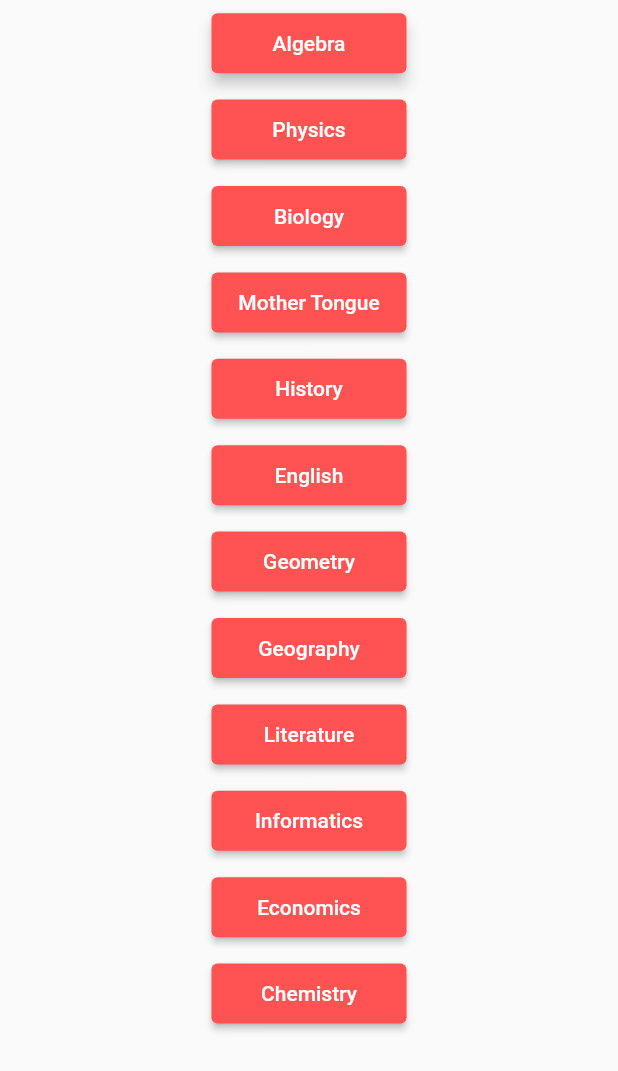
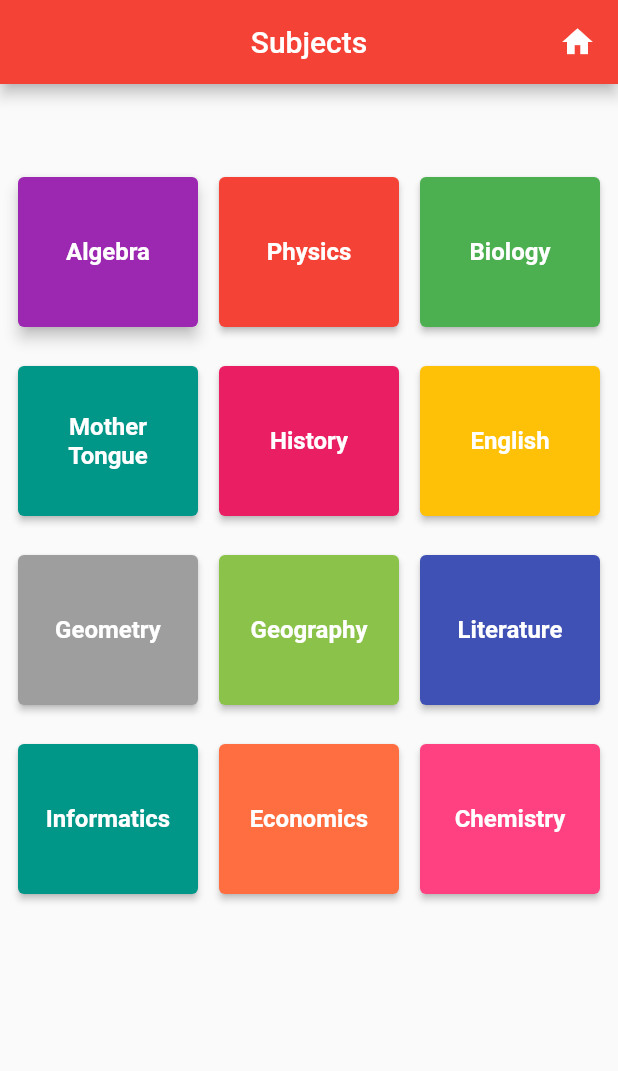
Before and after one commit to OzodTagoevSh/e_journal, a Flutter app: the SubjectInfo screen opened directly, on a phone screen of 412 x 824 dp. Shown: the top 1071 px of the screen. Run offline on Flutter 3.47's test engine with Material 2 defaults, Android fonts, the phone set to English and light mode, and no system bars; our stand-ins replace cloud_firestore, firebase_core, firebase_database; missing offline and left inert: horizontal_data_table; accounts and stored records are empty.

Commit message:
Creation of grades pages!

```diff
--- /dev/null
+++ b/lib/grade/grade.dart
@@ -0,0 +1,25 @@
+import 'package:flutter/material.dart';
+
+class Grade extends StatefulWidget {
+
+  final String subject;
+
+  Grade({required this.subject});
+
+  @override
+  _GradeState createState() => _GradeState();
+}
+
+class _GradeState extends State<Grade> {
+  @override
+  Widget build(BuildContext context) {
+    return Scaffold(
+      appBar: AppBar(
+        title: Text('Grades from ${widget.subject}'),
+        centerTitle: true,
+        titleSpacing: 3,
+        backgroundColor: Colors.red,
+      ),
+    );
+  }
+}
--- a/lib/pages/home.dart
+++ b/lib/pages/home.dart
@@ -1,4 +1,5 @@
 import 'package:e_journal/pages/student_table.dart';
+import 'package:e_journal/pages/subject.dart';
 import 'package:flutter/material.dart';
 
 class Home extends StatefulWidget {
@@ -48,7 +49,7 @@ class _HomeState extends State<Home> {
                   backgroundColor: MaterialStateProperty.all<Color>(Colors.teal),
                 ),
                 onPressed: () {
-
+                  Navigator.of(context).pushReplacement(MaterialPageRoute(builder: (context) => const SubjectInfo()));
                 },
                 child: const Text('Grades', style: TextStyle(fontSize: 25.0, fontWeight: FontWeight.w600),)),
           ),
--- /dev/null
+++ b/lib/pages/subject.dart
@@ -0,0 +1,105 @@
+import 'package:e_journal/grade/grade.dart';
+import 'package:e_journal/pages/home.dart';
+import 'package:e_journal/student/student.dart';
+import 'package:flutter/material.dart';
+
+class Subject extends StatefulWidget {
+
+  final String subject;
+  final Color color;
+  const Subject({required this.subject, required this.color});
+
+  @override
+  State<Subject> createState() => _SubjectState();
+}
+
+class _SubjectState extends State<Subject> {
+  @override
+  Widget build(BuildContext context) {
+    return Center(
+      child: ElevatedButton(
+        onPressed: () {
+          Navigator.push(context, MaterialPageRoute(builder: (context) => Grade(subject: widget.subject)));
+        },
+        child: Text(widget.subject, textAlign: TextAlign.center, style: const TextStyle(fontSize: 16.0, fontWeight: FontWeight.bold),),
+        autofocus: true,
+        style: ButtonStyle(
+          backgroundColor: MaterialStateProperty.all<Color>(widget.color),
+          fixedSize: MaterialStateProperty.all(const Size(120.0, 100.0)),
+        ),
+      ),
+    );
+  }
+}
+
+class SubjectInfo extends StatelessWidget {
+  const SubjectInfo({Key? key}) : super(key: key);
+
+  @override
+  Widget build(BuildContext context) {
+    return Scaffold(
+      appBar: AppBar(
+        title: const Text('Subjects'),
+        centerTitle: true,
+        titleSpacing: 3,
+        backgroundColor: Colors.red,
+        actions: [
+          Padding(
+            padding: const EdgeInsets.only(right: 15.0),
+            child: InkWell(
+              onTap: () {
+                Navigator.of(context).pushReplacement(MaterialPageRoute(builder: (context) => const Home()));
+              },
+              child: const Icon(Icons.home),
+            ),
+          )
+        ],
+      ),
+      body: Padding(
+        padding: const EdgeInsets.fromLTRB(10.0, 50.0, 10.0, 10.0),
+        child: GridView.count(crossAxisCount: 3,
+          crossAxisSpacing: 10.0,
+          mainAxisSpacing: 2.0,
+          children: const [
+            Subject(subject: 'Algebra', color: Colors.purple,),
+            Subject(subject: 'Physics', color: Colors.red,),
+            Subject(subject: 'Biology', color:  Colors.green,),
+            Subject(subject: 'Mother Tongue', color: Colors.teal,),
+            Subject(subject: 'History', color: Colors.pink,),
+            Subject(subject: 'English', color: Colors.amber,),
+            Subject(subject: 'Geometry', color: Colors.grey,),
+            Subject(subject: 'Geography', color: Colors.lightGreen,),
+            Subject(subject: 'Literature', color: Colors.indigo,),
+            Subject(subject: 'Informatics', color: Colors.teal,),
+            Subject(subject: 'Economics', color: Colors.deepOrangeAccent,),
+            Subject(subject: 'Chemistry', color: Colors.pinkAccent,),
+          ],
+        ),
+      ),
+
+          /*Padding(
+            padding: EdgeInsets.all(8.0),
+            child: Text('Choose the students table or grades in order to see the students list and their grades:',
+              textAlign: TextAlign.center,
+              style: TextStyle(color: Colors.green, fontSize: 20.0, fontWeight: FontWeight.w600),
+            ),
+          ),
+          Divider(height: 30,color: Colors.red,),
+          Subject(subject: 'Algebra'),
+          Subject(subject: 'Physics'),
+          Subject(subject: 'Biology'),
+          Subject(subject: 'Mother Tongue'),
+          Subject(subject: 'History'),
+          Subject(subject: 'English'),
+          Subject(subject: 'Geometry'),
+          Subject(subject: 'Geography'),
+          Subject(subject: 'Literature'),
+          Subject(subject: 'Informatics'),
+          Subject(subject: 'Economics'),
+          Subject(subject: 'Chemistry'),
+        ],
+
+           */
+    );
+  }
+}
--- a/lib/subject.dart
+++ /dev/null
@@ -1,55 +0,0 @@
-import 'package:e_journal/student/student.dart';
-import 'package:flutter/material.dart';
-
-class Subject extends StatefulWidget {
-
-  final String subject;
-  const Subject({required this.subject});
-
-  @override
-  State<Subject> createState() => _SubjectState();
-}
-
-class _SubjectState extends State<Subject> {
-  @override
-  Widget build(BuildContext context) {
-    return Center(
-      heightFactor: 1.2,
-      child: ElevatedButton(
-        onPressed: () {
-          //Navigator.push(context, MaterialPageRoute(builder: (context) => Student()));
-        },
-        child: Text(widget.subject),
-        autofocus: true,
-        style: ButtonStyle(
-          backgroundColor: MaterialStateProperty.all<Color>(Colors.redAccent),
-          fixedSize: MaterialStateProperty.all(const Size(130.0, 40.0)),
-        ),
-      ),
-    );
-  }
-}
-
-class SubjectInfo extends StatelessWidget {
-  const SubjectInfo({Key? key}) : super(key: key);
-
-  @override
-  Widget build(BuildContext context) {
-    return Column(
-      children: const [
-        Subject(subject: 'Algebra'),
-        Subject(subject: 'Physics'),
-        Subject(subject: 'Biology'),
-        Subject(subject: 'Mother Tongue'),
-        Subject(subject: 'History'),
-        Subject(subject: 'English'),
-        Subject(subject: 'Geometry'),
-        Subject(subject: 'Geography'),
-        Subject(subject: 'Literature'),
-        Subject(subject: 'Informatics'),
-        Subject(subject: 'Economics'),
-        Subject(subject: 'Chemistry'),
-      ],
-    );
-  }
-}
```
